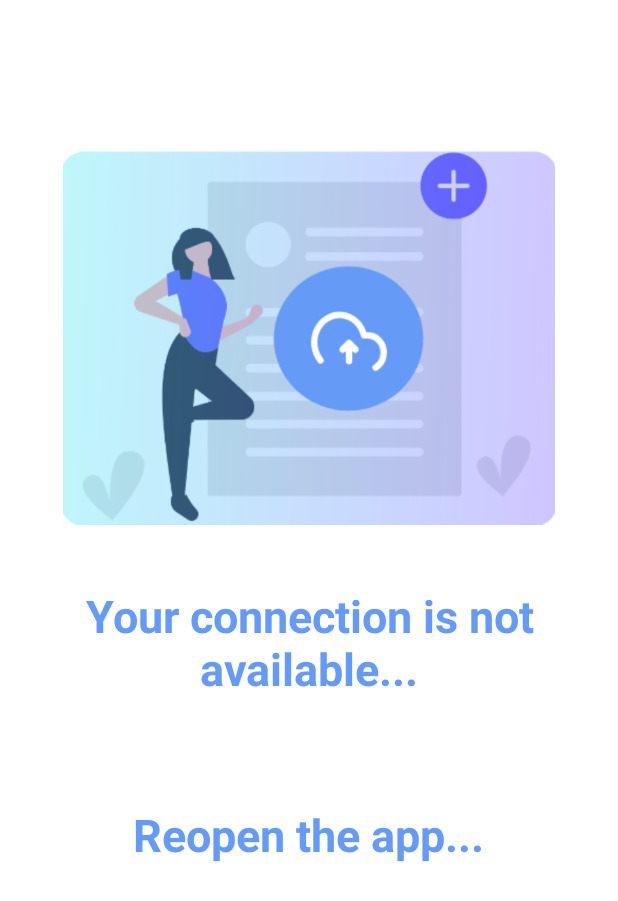
After one commit to prashant282/GrocyBusiness, an Android app: the layout internet_not_available.xml on its own in the app's theme, with its tools: preview values and no code run, on a phone screen of 412 x 824 dp. The commit adds this screen. Shown: the top 901 px of the screen. Run offline under Robolectric (Android 15) with nearby library versions, the phone set to English and light mode, and no system bars.

Commit message:
Internet Connection Check Constraints and Peermissions.

```diff
--- a/app/src/main/AndroidManifest.xml
+++ b/app/src/main/AndroidManifest.xml
@@ -4,6 +4,8 @@
 
     <uses-permission android:name="android.permission.INTERNET" />
     <uses-permission android:name="android.permission.READ_EXTERNAL_STORAGE" />
+    <uses-permission android:name="android.permission.ACCESS_WIFI_STATE" />
+    <uses-permission android:name="android.permission.ACCESS_NETWORK_STATE" />
 
     <application
         android:allowBackup="true"
--- /dev/null
+++ b/app/src/main/res/layout/internet_not_available.xml
@@ -0,0 +1,37 @@
+<?xml version="1.0" encoding="utf-8"?>
+<LinearLayout xmlns:android="http://schemas.android.com/apk/res/android"
+    android:layout_width="match_parent"
+    android:layout_height="match_parent"
+    android:orientation="vertical">
+
+    <ImageView
+        android:layout_width="match_parent"
+        android:layout_height="250dp"
+        android:layout_marginStart="30dp"
+        android:layout_marginTop="100dp"
+        android:layout_marginEnd="30dp"
+        android:src="@drawable/upload_new" />
+
+    <TextView
+        android:layout_width="match_parent"
+        android:layout_height="wrap_content"
+        android:layout_marginTop="40dp"
+        android:gravity="center"
+        android:text="Your connection is not available..."
+        android:textColor="#659BF6"
+        android:textSize="30sp"
+        android:textStyle="bold" />
+
+    <TextView
+        android:id="@+id/stay_tuned"
+        android:layout_width="wrap_content"
+        android:layout_height="wrap_content"
+        android:layout_gravity="center_horizontal"
+        android:layout_marginTop="70dp"
+        android:text="Reopen the app..."
+        android:textColor="#659BF6"
+        android:textSize="30sp"
+        android:textStyle="bold" />
+
+
+</LinearLayout>
```
Also changed, not shown: app/src/main/java/com/example/user/grocybusiness/activities/MainActivity.java (+17 -0 lines), app/src/main/java/com/example/user/grocybusiness/activities/RegisterActivity.java (+7 -6 lines), app/src/main/res/layout/activity_main.xml (+9 -0 lines).
